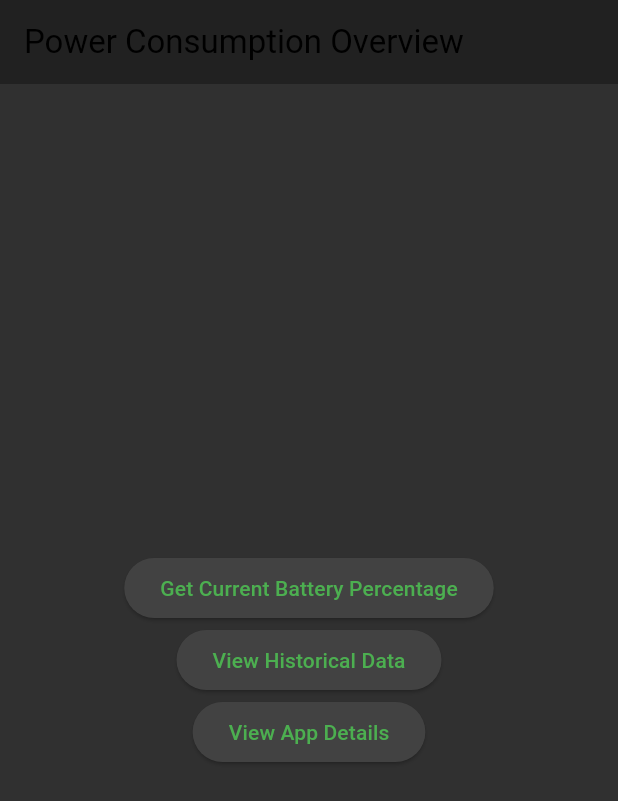
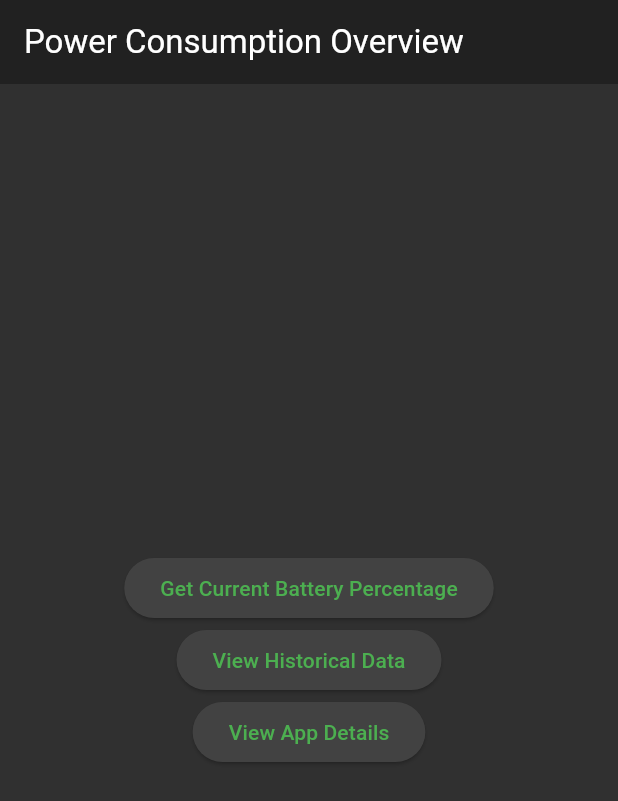
Before and after one commit to miguelito4111/batterytracker, a Flutter app: the screen it shows after launch, on a phone screen of 412 x 824 dp. Shown: the top 801 px of the screen. Run offline on Flutter 3.47's test engine with Material 3 defaults, Android fonts, the phone set to English and light mode, and no system bars.

Commit message:
Update main_screen.dart
Change "Power Consumption Overview" into white text

```diff
--- a/lib/main_screen.dart
+++ b/lib/main_screen.dart
@@ -58,7 +58,9 @@ class _MainScreenState extends State<MainScreen> {
   Widget build(BuildContext context) {
     return Scaffold(
       appBar: AppBar(
-        title: Text('Power Consumption Overview'),
+        title: Text(
+          'Power Consumption Overview',
+        style: TextStyle(color: Colors.white) ),
       ),
       body: Center(
         child: Column(
```
